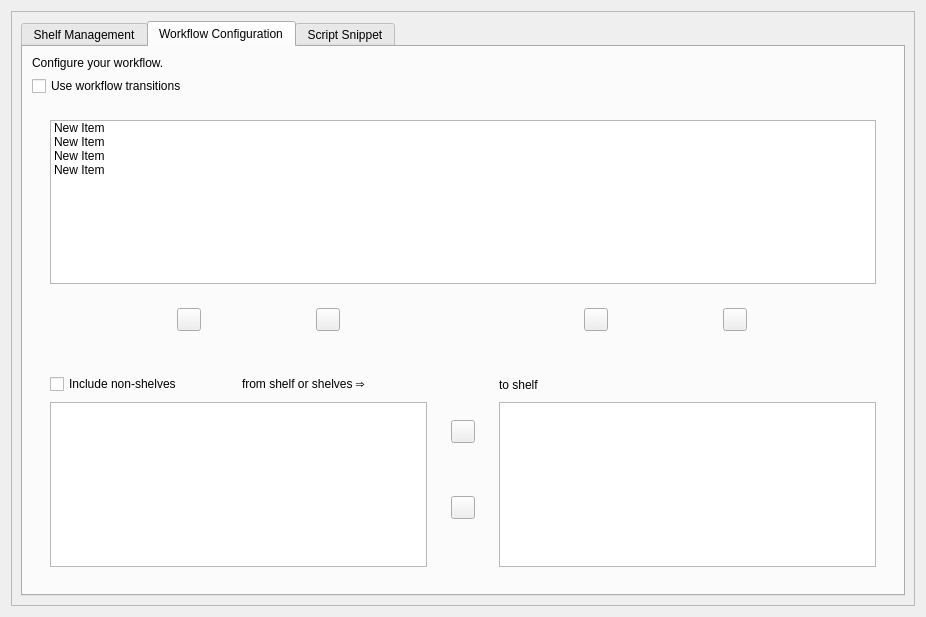
Qt form shelves/ui/shelves.ui (nrth3rnlb/picard-plugin-shelves) before a commit.
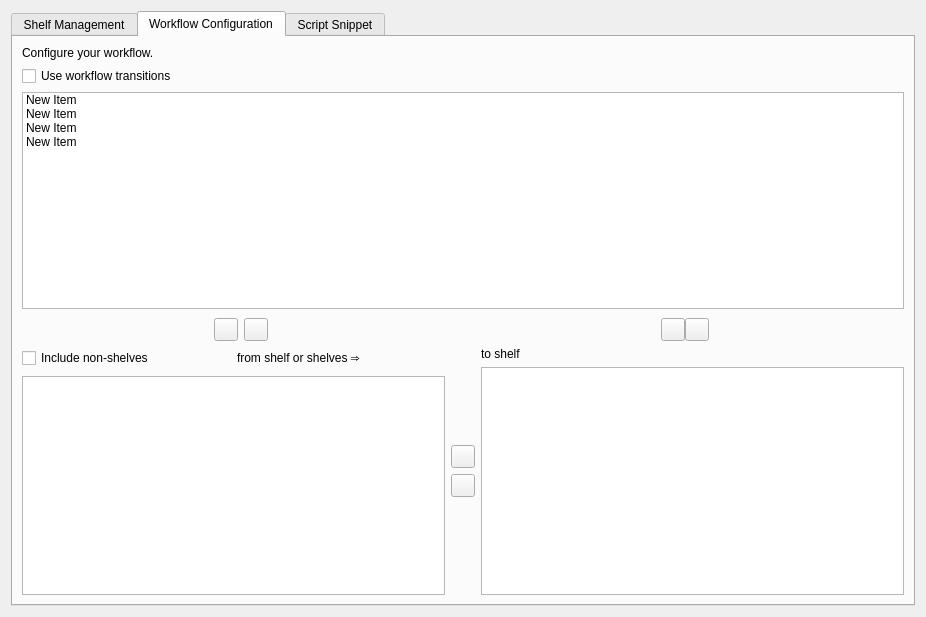
The same form after that commit. The open tabs and pages were chosen to show the change. Custom widgets are drawn as their Qt base class.

Commit message: refactor(options, ui): standardize method and button naming for workflow stages

```diff
--- a/shelves/ui/shelves.ui
+++ b/shelves/ui/shelves.ui
@@ -16,19 +16,26 @@
   <layout class="QVBoxLayout" name="mainLayout">
    <item>
     <widget class="QScrollArea" name="scrollArea">
+     <property name="frameShape">
+      <enum>QFrame::NoFrame</enum>
+     </property>
      <property name="widgetResizable">
       <bool>true</bool>
      </property>
      <widget class="QWidget" name="scrollAreaWidgetContents">
-      <property name="geometry">
-       <rect>
-        <x>0</x>
-        <y>0</y>
-        <width>906</width>
-        <height>597</height>
-       </rect>
-      </property>
       <layout class="QVBoxLayout" name="verticalLayout">
+       <property name="leftMargin">
+        <number>0</number>
+       </property>
+       <property name="topMargin">
+        <number>0</number>
+       </property>
+       <property name="rightMargin">
+        <number>0</number>
+       </property>
+       <property name="bottomMargin">
+        <number>0</number>
+       </property>
        <item>
         <widget class="QTabWidget" name="plugin_configuration">
          <property name="sizePolicy">
@@ -38,7 +45,7 @@
           </sizepolicy>
          </property>
          <property name="currentIndex">
-          <number>1</number>
+          <number>0</number>
          </property>
          <property name="tabsClosable">
           <bool>false</bool>
@@ -67,6 +74,18 @@
               </sizepolicy>
              </property>
              <layout class="QHBoxLayout" name="horizontalLayout">
+              <property name="leftMargin">
+               <number>0</number>
+              </property>
+              <property name="topMargin">
+               <number>0</number>
+              </property>
+              <property name="rightMargin">
+               <number>0</number>
+              </property>
+              <property name="bottomMargin">
+               <number>0</number>
+              </property>
               <item>
                <widget class="QListWidget" name="shelf_management_shelves">
                 <property name="enabled">
@@ -92,6 +111,18 @@
                  </sizepolicy>
                 </property>
                 <layout class="QVBoxLayout" name="verticalLayout_6">
+                 <property name="leftMargin">
+                  <number>0</number>
+                 </property>
+                 <property name="topMargin">
+                  <number>0</number>
+                 </property>
+                 <property name="rightMargin">
+                  <number>0</number>
+                 </property>
+                 <property name="bottomMargin">
+                  <number>0</number>
+                 </property>
                  <item>
                   <spacer name="verticalSpacer_2">
                    <property name="orientation">
@@ -183,9 +214,36 @@
            <item>
             <widget class="QWidget" name="container_workflow_configuration" native="true">
              <layout class="QVBoxLayout" name="verticalLayout_9">
+              <property name="leftMargin">
+               <number>0</number>
+              </property>
+              <property name="topMargin">
+               <number>0</number>
+              </property>
+              <property name="rightMargin">
+               <number>0</number>
+              </property>
+              <property name="bottomMargin">
+               <number>0</number>
+              </property>
               <item>
                <widget class="QWidget" name="widget_3" native="true">
                 <layout class="QVBoxLayout" name="verticalLayout_10">
+                 <property name="spacing">
+                  <number>0</number>
+                 </property>
+                 <property name="leftMargin">
+                  <number>0</number>
+                 </property>
+                 <property name="topMargin">
+                  <number>0</number>
+                 </property>
+                 <property name="rightMargin">
+                  <number>0</number>
+                 </property>
+                 <property name="bottomMargin">
+                  <number>0</number>
+                 </property>
                  <item>
                   <widget class="MaxItemsDropListWidget" name="shelves_for_stages">
                    <property name="dragDropMode">
@@ -222,29 +280,113 @@
                  <item>
                   <widget class="QWidget" name="widget_6" native="true">
                    <layout class="QHBoxLayout" name="horizontalLayout_6">
+                    <property name="leftMargin">
+                     <number>0</number>
+                    </property>
+                    <property name="rightMargin">
+                     <number>0</number>
+                    </property>
+                    <property name="bottomMargin">
+                     <number>0</number>
+                    </property>
                     <item>
-                     <widget class="QWidget" name="widget_7" native="true">
-                      <layout class="QHBoxLayout" name="horizontalLayout_8">
-                       <item>
-                        <widget class="QToolButton" name="button_STAGE_1_to_ALL"/>
-                       </item>
-                       <item>
-                        <widget class="QToolButton" name="button_ALL_to_STAGE_1"/>
-                       </item>
-                      </layout>
-                     </widget>
+                     <layout class="QHBoxLayout" name="horizontalLayout_8">
+                      <property name="leftMargin">
+                       <number>0</number>
+                      </property>
+                      <property name="topMargin">
+                       <number>0</number>
+                      </property>
+                      <property name="rightMargin">
+                       <number>0</number>
+                      </property>
+                      <property name="bottomMargin">
+                       <number>0</number>
+                      </property>
+                      <item>
+                       <spacer name="horizontalSpacer">
+                        <property name="orientation">
+                         <enum>Qt::Horizontal</enum>
+                        </property>
+                        <property name="sizeHint" stdset="0">
+                         <size>
+                          <width>40</width>
+                          <height>20</height>
+                         </size>
+                        </property>
+                       </spacer>
+                      </item>
+                      <item>
+                       <widget class="QToolButton" name="button_stage_1_to_all"/>
+                      </item>
+                      <item>
+                       <widget class="QToolButton" name="button_all_to_stage_1"/>
+                      </item>
+                      <item>
+                       <spacer name="horizontalSpacer_2">
+                        <property name="orientation">
+                         <enum>Qt::Horizontal</enum>
+                        </property>
+                        <property name="sizeHint" stdset="0">
+                         <size>
+                          <width>40</width>
+                          <height>20</height>
+                         </size>
+                        </property>
+                       </spacer>
+                      </item>
+                     </layout>
                     </item>
                     <item>
-                     <widget class="QWidget" name="widget_8" native="true">
-                      <layout class="QHBoxLayout" name="horizontalLayout_7">
-                       <item>
-                        <widget class="QToolButton" name="button_STAGE_2_to_ALL"/>
-                       </item>
-                       <item>
-                        <widget class="QToolButton" name="button_ALL_to_STAGE_2"/>
-                       </item>
-                      </layout>
-                     </widget>
+                     <layout class="QHBoxLayout" name="horizontalLayout_7">
+                      <property name="spacing">
+                       <number>0</number>
+                      </property>
+                      <property name="leftMargin">
+                       <number>0</number>
+                      </property>
+                      <property name="topMargin">
+                       <number>0</number>
+                      </property>
+                      <property name="rightMargin">
+                       <number>0</number>
+                      </property>
+                      <property name="bottomMargin">
+                       <number>0</number>
+                      </property>
+                      <item>
+                       <spacer name="horizontalSpacer_3">
+                        <property name="orientation">
+                         <enum>Qt::Horizontal</enum>
+                        </property>
+                        <property name="sizeHint" stdset="0">
+                         <size>
+                          <width>40</width>
+                          <height>20</height>
+                         </size>
+                        </property>
+                       </spacer>
+                      </item>
+                      <item>
+                       <widget class="QToolButton" name="button_stage_2_to_all"/>
+                      </item>
+                      <item>
+                       <widget class="QToolButton" name="button_all_to_stage_2"/>
+                      </item>
+                      <item>
+                       <spacer name="horizontalSpacer_4">
+                        <property name="orientation">
+                         <enum>Qt::Horizontal</enum>
+                        </property>
+                        <property name="sizeHint" stdset="0">
+                         <size>
+                          <width>40</width>
+                          <height>20</height>
+                         </size>
+                        </property>
+                       </spacer>
+                      </item>
+                     </layout>
                     </item>
                    </layout>
                   </widget>
@@ -273,6 +415,18 @@
                  <item>
                   <widget class="QWidget" name="transition_stage_1" native="true">
                    <layout class="QVBoxLayout" name="verticalLayout_5">
+                    <property name="leftMargin">
+                     <number>0</number>
+                    </property>
+                    <property name="topMargin">
+                     <number>0</number>
+                    </property>
+                    <property name="rightMargin">
+                     <number>0</number>
+                    </property>
+                    <property name="bottomMargin">
+                     <number>0</number>
+                    </property>
                     <item>
                      <widget class="QWidget" name="widget_4" native="true">
                       <property name="minimumSize">
@@ -336,11 +490,49 @@
                  <item>
                   <widget class="QWidget" name="buttons_between_stages" native="true">
                    <layout class="QVBoxLayout" name="verticalLayout_2">
+                    <property name="leftMargin">
+                     <number>0</number>
+                    </property>
+                    <property name="topMargin">
+                     <number>0</number>
+                    </property>
+                    <property name="rightMargin">
+                     <number>0</number>
+                    </property>
+                    <property name="bottomMargin">
+                     <number>0</number>
+                    </property>
                     <item>
-                     <widget class="QToolButton" name="button_STAGE_1_to_STAGE_2"/>
+                     <spacer name="verticalSpacer">
+                      <property name="orientation">
+                       <enum>Qt::Vertical</enum>
+                      </property>
+                      <property name="sizeHint" stdset="0">
+                       <size>
+                        <width>20</width>
+                        <height>40</height>
+                       </size>
+                      </property>
+                     </spacer>
                     </item>
                     <item>
-                     <widget class="QToolButton" name="button_STAGE_2_to_STAGE_1"/>
+                     <widget class="QToolButton" name="button_stage_1_to_stage_2"/>
+                    </item>
+                    <item>
+                     <widget class="QToolButton" name="button_stage_2_to_stage_1"/>
+                    </item>
+                    <item>
+                     <spacer name="verticalSpacer_3">
+                      <property name="orientation">
+                       <enum>Qt::Vertical</enum>
+                      </property>
+                      <property name="sizeHint" stdset="0">
+                       <size>
+                        <width>20</width>
+                        <height>40</height>
+                       </size>
+                      </property>
+                     </spacer>
                     </item>
                    </layout>
                   </widget>
@@ -348,6 +540,18 @@
                  <item>
                   <widget class="QWidget" name="transition_stage_2" native="true">
                    <layout class="QVBoxLayout" name="verticalLayout_7">
+                    <property name="leftMargin">
+                     <number>0</number>
+                    </property>
+                    <property name="topMargin">
+                     <number>0</number>
+                    </property>
+                    <property name="rightMargin">
+                     <number>0</number>
+                    </property>
+                    <property name="bottomMargin">
+                     <number>0</number>
+                    </property>
                     <item>
                      <widget class="QWidget" name="widget_5" native="true">
                       <layout class="QHBoxLayout" name="horizontalLayout_5">
@@ -365,12 +569,6 @@
                        </property>
                        <item>
                         <widget class="QLabel" name="label_workflow_stage_2">
-                         <property name="minimumSize">
-                          <size>
-                           <width>0</width>
-                           <height>23</height>
-                          </size>
-                         </property>
                          <property name="text">
                           <string>to shelf</string>
                          </property>
```
The commit also changes 3 other files.
